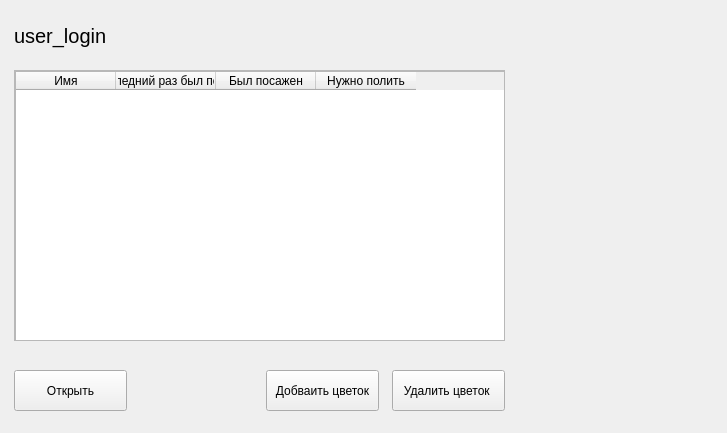
This is qt_ui/main.ui in koalmsk/flowerProject as Qt 5 draws it before an edit. The edited form follows.
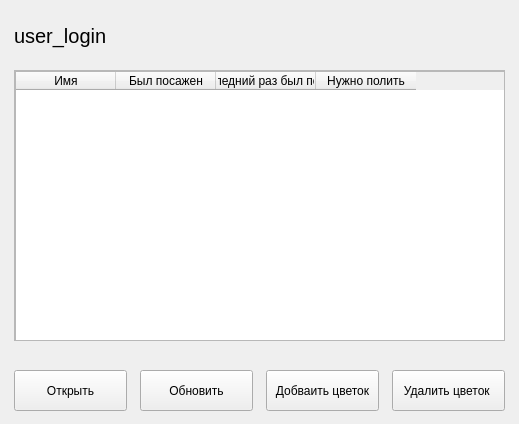
This is the edited form.

What changed in the file:
```diff
--- a/qt_ui/main.ui
+++ b/qt_ui/main.ui
@@ -6,8 +6,8 @@
    <rect>
     <x>0</x>
     <y>0</y>
-    <width>727</width>
-    <height>433</height>
+    <width>519</width>
+    <height>424</height>
    </rect>
   </property>
   <property name="sizePolicy">
@@ -100,16 +100,16 @@
        <string>Имя</string>
       </property>
      </column>
-     <column>
-      <property name="text">
-       <string>Последний раз был полит</string>
-      </property>
-     </column>
      <column>
       <property name="text">
        <string>Был посажен</string>
       </property>
      </column>
+     <column>
+      <property name="text">
+       <string>Последний раз был полит</string>
+      </property>
+     </column>
      <column>
       <property name="text">
        <string>Нужно полить</string>
@@ -174,6 +174,19 @@
     <string>user_login</string>
    </property>
   </widget>
+  <widget class="QPushButton" name="reload_btn">
+   <property name="geometry">
+    <rect>
+     <x>140</x>
+     <y>370</y>
+     <width>113</width>
+     <height>41</height>
+    </rect>
+   </property>
+   <property name="text">
+    <string>Обновить</string>
+   </property>
+  </widget>
  </widget>
  <resources/>
  <connections/>
```
